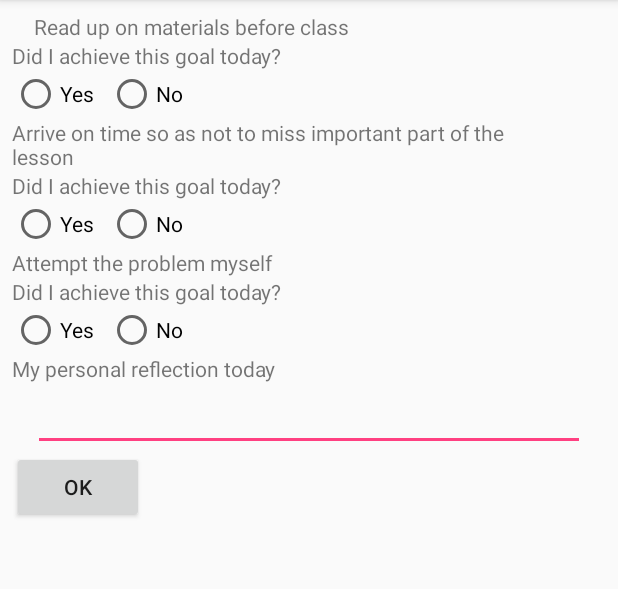
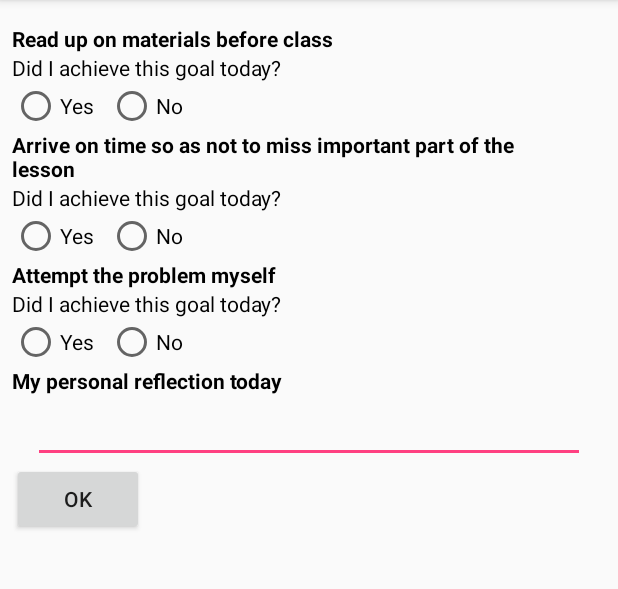
Before and after one commit to teozhirong1998/P01DailyGoals, an Android app: the screen it shows after launch (MainActivity), on a phone screen of 412 x 824 dp, the part 84-673 px from its top. Run offline under Robolectric (Android 15) with nearby library versions, the phone set to English and light mode, and no system bars.

Commit message:
Update on MainActivity & Summary class

```diff
--- a/app/src/main/res/layout/activity_main.xml
+++ b/app/src/main/res/layout/activity_main.xml
@@ -24,10 +24,12 @@
             android:layout_height="wrap_content"
             android:layout_marginEnd="8dp"
             android:layout_marginStart="8dp"
-            android:layout_marginTop="8dp"
+            android:layout_marginTop="16dp"
             android:text="@string/readupmaterial"
+            android:textColor="#000"
+            android:textStyle="bold"
             app:layout_constraintEnd_toEndOf="parent"
-            app:layout_constraintHorizontal_bias="0.533"
+            app:layout_constraintHorizontal_bias="0.0"
             app:layout_constraintStart_toStartOf="parent"
             app:layout_constraintTop_toTopOf="parent" />
 
@@ -38,6 +40,7 @@
             android:layout_marginEnd="8dp"
             android:layout_marginStart="8dp"
             android:text="@string/achieve"
+            android:textColor="#000"
             app:layout_constraintEnd_toEndOf="parent"
             app:layout_constraintHorizontal_bias="0.0"
             app:layout_constraintStart_toStartOf="parent"
@@ -76,6 +79,8 @@
             android:layout_marginStart="8dp"
             android:layout_weight="1"
             android:text="@string/arriveontime"
+            android:textColor="#000"
+            android:textStyle="bold"
             app:layout_constraintEnd_toEndOf="parent"
             app:layout_constraintHorizontal_bias="0.0"
             app:layout_constraintStart_toStartOf="parent"
@@ -88,6 +93,7 @@
             android:layout_marginEnd="8dp"
             android:layout_marginStart="8dp"
             android:text="@string/achieve"
+            android:textColor="#000"
             app:layout_constraintEnd_toEndOf="parent"
             app:layout_constraintHorizontal_bias="0.0"
             app:layout_constraintStart_toStartOf="parent"
@@ -125,6 +131,7 @@
             android:layout_marginEnd="8dp"
             android:layout_marginStart="8dp"
             android:text="@string/achieve"
+            android:textColor="#000"
             app:layout_constraintEnd_toEndOf="parent"
             app:layout_constraintHorizontal_bias="0.0"
             app:layout_constraintStart_toStartOf="parent"
@@ -138,6 +145,8 @@
             android:layout_marginStart="8dp"
             android:layout_weight="1"
             android:text="@string/attempt"
+            android:textColor="#000"
+            android:textStyle="bold"
             app:layout_constraintEnd_toEndOf="parent"
             app:layout_constraintHorizontal_bias="0.0"
             app:layout_constraintStart_toStartOf="parent"
@@ -176,6 +185,8 @@
             android:layout_marginStart="8dp"
             android:layout_weight="1"
             android:text="@string/reflection"
+            android:textColor="#000"
+            android:textStyle="bold"
             app:layout_constraintEnd_toEndOf="parent"
             app:layout_constraintHorizontal_bias="0.0"
             app:layout_constraintStart_toStartOf="parent"
```
